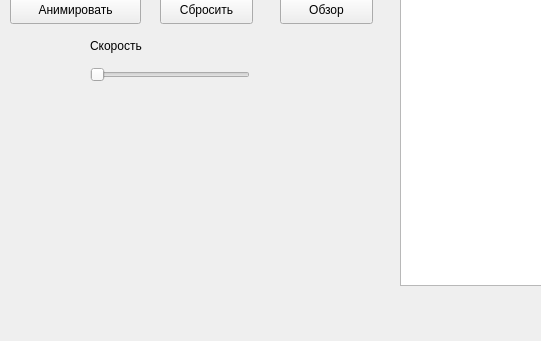
This is GUI_goals_visualiser/GUI.ui in kaizer-nurik/manipulator_planning_simple as Qt 5 draws it before an edit; both pictures show x 0 to 541 and y 374 to 715 of the 1172 by 715 pixel window. The edited form follows.
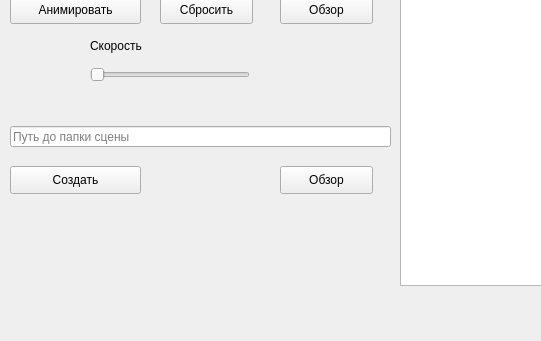
This is the edited form.

Diff of the .ui file:
```diff
--- a/GUI_goals_visualiser/GUI.ui
+++ b/GUI_goals_visualiser/GUI.ui
@@ -363,6 +363,51 @@
      <number>100</number>
     </property>
    </widget>
+   <widget class="QPushButton" name="folder_choose_btn_2">
+    <property name="geometry">
+     <rect>
+      <x>280</x>
+      <y>540</y>
+      <width>93</width>
+      <height>28</height>
+     </rect>
+    </property>
+    <property name="text">
+     <string>Обзор</string>
+    </property>
+   </widget>
+   <widget class="QPushButton" name="process_dataset_btn_2">
+    <property name="geometry">
+     <rect>
+      <x>10</x>
+      <y>540</y>
+      <width>131</width>
+      <height>28</height>
+     </rect>
+    </property>
+    <property name="text">
+     <string>Создать</string>
+    </property>
+   </widget>
+   <widget class="QLineEdit" name="folder_choose_edit_2">
+    <property name="geometry">
+     <rect>
+      <x>10</x>
+      <y>500</y>
+      <width>381</width>
+      <height>21</height>
+     </rect>
+    </property>
+    <property name="text">
+     <string/>
+    </property>
+    <property name="readOnly">
+     <bool>false</bool>
+    </property>
+    <property name="placeholderText">
+     <string>Путь до папки сцены</string>
+    </property>
+   </widget>
   </widget>
   <widget class="QMenuBar" name="menubar">
    <property name="geometry">
```
